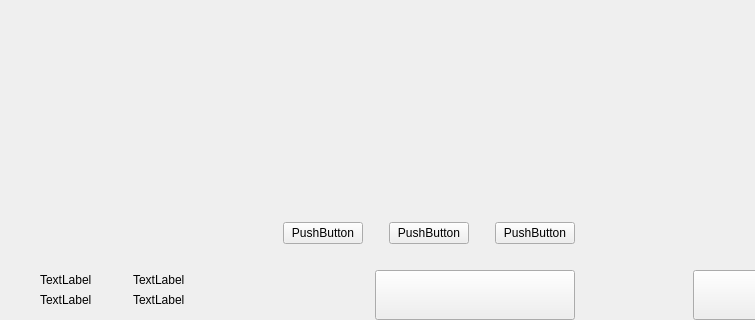
Before: the Qt Designer form src/qt/vitae/forms/send.ui in VitaeTeam/Vitae, drawn with Qt 5; both pictures show x 0 to 755 and y 380 to 700 of the 893 by 700 pixel window.
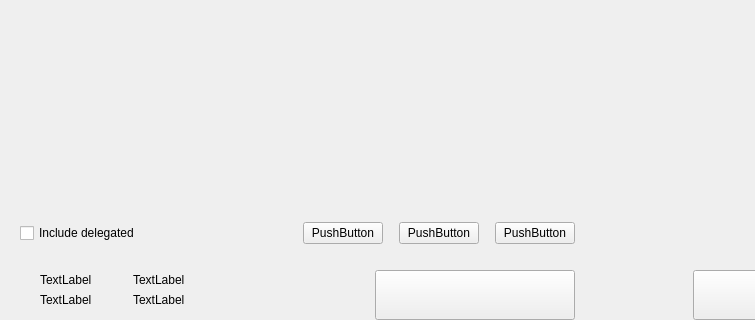
After: the same form once the commit is applied. Custom widgets are drawn as their Qt base class.

Commit message: [GUI][Model] GetBalance exluding delegations - add UI controls to send # Conflicts: #	src/qt/vitae/send.cpp

Diff of the .ui file:
```diff
--- a/src/qt/vitae/forms/send.ui
+++ b/src/qt/vitae/forms/send.ui
@@ -366,9 +366,22 @@
           <property name="spacing">
            <number>6</number>
           </property>
+          <property name="leftMargin">
+           <number>20</number>
+          </property>
           <property name="rightMargin">
            <number>20</number>
           </property>
+          <item>
+           <widget class="QCheckBox" name="checkBoxDelegations">
+            <property name="layoutDirection">
+             <enum>Qt::LeftToRight</enum>
+            </property>
+            <property name="text">
+             <string>Include delegated</string>
+            </property>
+           </widget>
+          </item>
           <item>
            <spacer name="horizontalSpacer_4">
             <property name="orientation">
@@ -376,7 +389,7 @@
             </property>
             <property name="sizeHint" stdset="0">
              <size>
-              <width>40</width>
+              <width>10</width>
               <height>20</height>
              </size>
             </property>
@@ -402,7 +415,7 @@
             </property>
             <property name="sizeHint" stdset="0">
              <size>
-              <width>20</width>
+              <width>10</width>
               <height>20</height>
              </size>
             </property>
@@ -431,7 +444,7 @@
             </property>
             <property name="sizeHint" stdset="0">
              <size>
-              <width>20</width>
+              <width>10</width>
               <height>20</height>
              </size>
             </property>
```
The commit also changes 6 other files.
